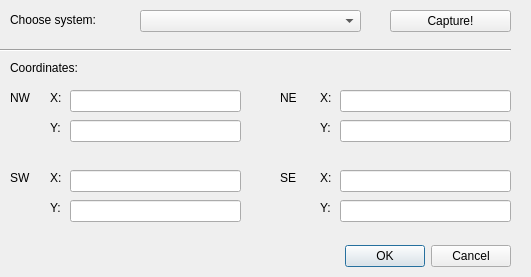
Before: the Qt Designer form map_corners_coordinates_dialog_base.ui in ctu-geoforall-lab/qgis-map-coords-plugin, drawn with Qt 5.
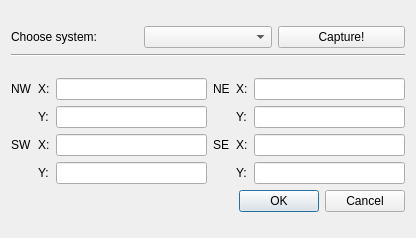
After: the same form once the commit is applied.

Commit message: Widgets made expandable when resizing the window. Minimum size of the window set. (see #3)

The edit to the form file:
```diff
--- a/map_corners_coordinates_dialog_base.ui
+++ b/map_corners_coordinates_dialog_base.ui
@@ -6,327 +6,198 @@
    <rect>
     <x>0</x>
     <y>0</y>
-    <width>531</width>
-    <height>277</height>
+    <width>416</width>
+    <height>238</height>
    </rect>
   </property>
+  <property name="minimumSize">
+   <size>
+    <width>416</width>
+    <height>238</height>
+   </size>
+  </property>
   <property name="windowTitle">
    <string>Map Corners Coordinates</string>
   </property>
-  <widget class="QDialogButtonBox" name="button_box">
-   <property name="geometry">
-    <rect>
-     <x>170</x>
-     <y>240</y>
-     <width>341</width>
-     <height>32</height>
-    </rect>
-   </property>
-   <property name="orientation">
-    <enum>Qt::Horizontal</enum>
-   </property>
-   <property name="standardButtons">
-    <set>QDialogButtonBox::Cancel|QDialogButtonBox::Ok</set>
-   </property>
-  </widget>
-  <widget class="QComboBox" name="system_box">
-   <property name="geometry">
-    <rect>
-     <x>140</x>
-     <y>10</y>
-     <width>221</width>
-     <height>22</height>
-    </rect>
-   </property>
-  </widget>
+  <layout class="QGridLayout" name="gridLayout_3">
+   <item row="0" column="0">
+    <layout class="QGridLayout" name="gridLayout_2">
+     <item row="0" column="0">
   <widget class="QLabel" name="label">
-   <property name="geometry">
-    <rect>
-     <x>10</x>
-     <y>10</y>
-     <width>111</width>
-     <height>20</height>
-    </rect>
-   </property>
    <property name="text">
     <string>Choose system:</string>
    </property>
   </widget>
-  <widget class="QLineEdit" name="coor_NWX">
-   <property name="geometry">
-    <rect>
-     <x>70</x>
-     <y>90</y>
-     <width>171</width>
-     <height>22</height>
-    </rect>
-   </property>
-  </widget>
-  <widget class="QLineEdit" name="coor_NEY">
-   <property name="geometry">
-    <rect>
-     <x>340</x>
-     <y>120</y>
-     <width>171</width>
-     <height>22</height>
-    </rect>
-   </property>
-  </widget>
-  <widget class="QLineEdit" name="coor_NWY">
-   <property name="geometry">
-    <rect>
-     <x>70</x>
-     <y>120</y>
-     <width>171</width>
-     <height>22</height>
-    </rect>
-   </property>
-  </widget>
-  <widget class="QLineEdit" name="coor_NEX">
-   <property name="geometry">
-    <rect>
-     <x>340</x>
-     <y>90</y>
-     <width>171</width>
-     <height>22</height>
-    </rect>
-   </property>
-  </widget>
-  <widget class="QLabel" name="label_2">
-   <property name="geometry">
-    <rect>
-     <x>10</x>
-     <y>60</y>
-     <width>91</width>
-     <height>16</height>
-    </rect>
-   </property>
-   <property name="text">
-    <string>Coordinates:</string>
-   </property>
-  </widget>
-  <widget class="Line" name="line">
-   <property name="geometry">
-    <rect>
-     <x>0</x>
-     <y>40</y>
-     <width>511</width>
-     <height>20</height>
-    </rect>
-   </property>
-   <property name="orientation">
-    <enum>Qt::Horizontal</enum>
-   </property>
-  </widget>
+     </item>
+     <item row="0" column="1">
+      <widget class="QComboBox" name="system_box"/>
+     </item>
+     <item row="0" column="2">
   <widget class="QPushButton" name="pushButton">
-   <property name="geometry">
-    <rect>
-     <x>390</x>
-     <y>10</y>
-     <width>121</width>
-     <height>22</height>
-    </rect>
-   </property>
    <property name="text">
     <string>Capture!</string>
    </property>
   </widget>
+     </item>
+     <item row="1" column="0" colspan="3">
+      <widget class="Line" name="line">
+       <property name="orientation">
+        <enum>Qt::Horizontal</enum>
+       </property>
+      </widget>
+     </item>
+    </layout>
+   </item>
+   <item row="1" column="0">
+    <layout class="QGridLayout" name="gridLayout">
+     <item row="0" column="0">
   <widget class="QLabel" name="label_3">
-   <property name="geometry">
-    <rect>
-     <x>10</x>
-     <y>90</y>
-     <width>51</width>
-     <height>16</height>
-    </rect>
-   </property>
    <property name="text">
     <string>NW</string>
    </property>
   </widget>
+     </item>
+     <item row="0" column="1">
   <widget class="QLabel" name="label_4">
-   <property name="geometry">
-    <rect>
-     <x>50</x>
-     <y>90</y>
-     <width>21</width>
-     <height>16</height>
-    </rect>
-   </property>
    <property name="text">
     <string>X:</string>
    </property>
   </widget>
-  <widget class="QLabel" name="label_5">
-   <property name="geometry">
-    <rect>
-     <x>50</x>
-     <y>120</y>
-     <width>16</width>
-     <height>16</height>
-    </rect>
-   </property>
-   <property name="text">
-    <string>Y:</string>
-   </property>
-  </widget>
+     </item>
+     <item row="0" column="2">
+      <widget class="QLineEdit" name="coor_NWX"/>
+     </item>
+     <item row="0" column="3">
   <widget class="QLabel" name="label_6">
-   <property name="geometry">
-    <rect>
-     <x>280</x>
-     <y>90</y>
-     <width>41</width>
-     <height>16</height>
-    </rect>
-   </property>
    <property name="text">
     <string>NE</string>
    </property>
   </widget>
+     </item>
+     <item row="0" column="4">
   <widget class="QLabel" name="label_7">
-   <property name="geometry">
-    <rect>
-     <x>320</x>
-     <y>90</y>
-     <width>21</width>
-     <height>16</height>
-    </rect>
-   </property>
    <property name="text">
     <string>X:</string>
    </property>
   </widget>
+     </item>
+     <item row="0" column="5">
+      <widget class="QLineEdit" name="coor_NEX"/>
+     </item>
+     <item row="1" column="1">
+      <widget class="QLabel" name="label_5">
+       <property name="text">
+        <string>Y:</string>
+       </property>
+      </widget>
+     </item>
+     <item row="1" column="2">
+      <widget class="QLineEdit" name="coor_NWY"/>
+     </item>
+     <item row="1" column="4">
   <widget class="QLabel" name="label_8">
-   <property name="geometry">
-    <rect>
-     <x>320</x>
-     <y>120</y>
-     <width>16</width>
-     <height>16</height>
-    </rect>
-   </property>
    <property name="text">
     <string>Y:</string>
    </property>
   </widget>
+     </item>
+     <item row="1" column="5">
+      <widget class="QLineEdit" name="coor_NEY"/>
+     </item>
+     <item row="2" column="0">
   <widget class="QLabel" name="label_9">
-   <property name="geometry">
-    <rect>
-     <x>10</x>
-     <y>170</y>
-     <width>41</width>
-     <height>16</height>
-    </rect>
-   </property>
    <property name="text">
     <string>SW</string>
    </property>
   </widget>
+     </item>
+     <item row="2" column="1">
   <widget class="QLabel" name="label_10">
-   <property name="geometry">
-    <rect>
-     <x>50</x>
-     <y>170</y>
-     <width>16</width>
-     <height>16</height>
-    </rect>
-   </property>
    <property name="text">
     <string>X:</string>
    </property>
   </widget>
-  <widget class="QLabel" name="label_11">
-   <property name="geometry">
-    <rect>
-     <x>50</x>
-     <y>200</y>
-     <width>16</width>
-     <height>16</height>
-    </rect>
-   </property>
-   <property name="text">
-    <string>Y:</string>
-   </property>
-  </widget>
-  <widget class="QLabel" name="label_12">
-   <property name="geometry">
-    <rect>
-     <x>320</x>
-     <y>200</y>
-     <width>16</width>
-     <height>16</height>
-    </rect>
-   </property>
-   <property name="text">
-    <string>Y:</string>
-   </property>
-  </widget>
+     </item>
+     <item row="2" column="2">
+      <widget class="QLineEdit" name="coor_SWX"/>
+     </item>
+     <item row="2" column="3">
   <widget class="QLabel" name="label_13">
-   <property name="geometry">
-    <rect>
-     <x>280</x>
-     <y>170</y>
-     <width>31</width>
-     <height>16</height>
-    </rect>
-   </property>
    <property name="text">
     <string>SE</string>
    </property>
   </widget>
+     </item>
+     <item row="2" column="4">
   <widget class="QLabel" name="label_14">
-   <property name="geometry">
-    <rect>
-     <x>320</x>
-     <y>170</y>
-     <width>21</width>
-     <height>16</height>
-    </rect>
-   </property>
    <property name="text">
     <string>X:</string>
    </property>
   </widget>
-  <widget class="QLineEdit" name="coor_SWX">
-   <property name="geometry">
-    <rect>
-     <x>70</x>
-     <y>170</y>
-     <width>171</width>
-     <height>22</height>
-    </rect>
-   </property>
-  </widget>
-  <widget class="QLineEdit" name="coor_SWY">
-   <property name="geometry">
-    <rect>
-     <x>70</x>
-     <y>200</y>
-     <width>171</width>
-     <height>22</height>
-    </rect>
-   </property>
-  </widget>
-  <widget class="QLineEdit" name="coor_SEX">
-   <property name="geometry">
-    <rect>
-     <x>340</x>
-     <y>170</y>
-     <width>171</width>
-     <height>22</height>
-    </rect>
-   </property>
-  </widget>
-  <widget class="QLineEdit" name="coor_SEY">
-   <property name="geometry">
-    <rect>
-     <x>340</x>
-     <y>200</y>
-     <width>171</width>
-     <height>22</height>
-    </rect>
-   </property>
-  </widget>
+     </item>
+     <item row="2" column="5">
+      <widget class="QLineEdit" name="coor_SEX"/>
+     </item>
+     <item row="3" column="1">
+      <widget class="QLabel" name="label_11">
+       <property name="text">
+        <string>Y:</string>
+       </property>
+      </widget>
+     </item>
+     <item row="3" column="2">
+      <widget class="QLineEdit" name="coor_SWY"/>
+     </item>
+     <item row="3" column="4">
+      <widget class="QLabel" name="label_12">
+       <property name="text">
+        <string>Y:</string>
+       </property>
+      </widget>
+     </item>
+     <item row="3" column="5">
+      <widget class="QLineEdit" name="coor_SEY"/>
+     </item>
+     <item row="4" column="2" colspan="4">
+      <widget class="QDialogButtonBox" name="button_box">
+       <property name="orientation">
+        <enum>Qt::Horizontal</enum>
+       </property>
+       <property name="standardButtons">
+        <set>QDialogButtonBox::Cancel|QDialogButtonBox::Ok</set>
+       </property>
+      </widget>
+     </item>
+    </layout>
+   </item>
+  </layout>
+  <zorder>button_box</zorder>
+  <zorder>system_box</zorder>
+  <zorder>label</zorder>
+  <zorder>coor_NWX</zorder>
+  <zorder>coor_NEY</zorder>
+  <zorder>coor_NWY</zorder>
+  <zorder>coor_NEX</zorder>
+  <zorder>label_2</zorder>
+  <zorder>line</zorder>
+  <zorder>pushButton</zorder>
+  <zorder>label_3</zorder>
+  <zorder>label_4</zorder>
+  <zorder>label_5</zorder>
+  <zorder>label_6</zorder>
+  <zorder>label_7</zorder>
+  <zorder>label_8</zorder>
+  <zorder>label_9</zorder>
+  <zorder>label_10</zorder>
+  <zorder>label_11</zorder>
+  <zorder>label_12</zorder>
+  <zorder>label_13</zorder>
+  <zorder>label_14</zorder>
+  <zorder>coor_SWX</zorder>
+  <zorder>coor_SWY</zorder>
+  <zorder>coor_SEX</zorder>
+  <zorder>coor_SEY</zorder>
+  <zorder></zorder>
  </widget>
  <resources/>
  <connections>
```
Lines whose indentation alone changed are shown as unchanged.
